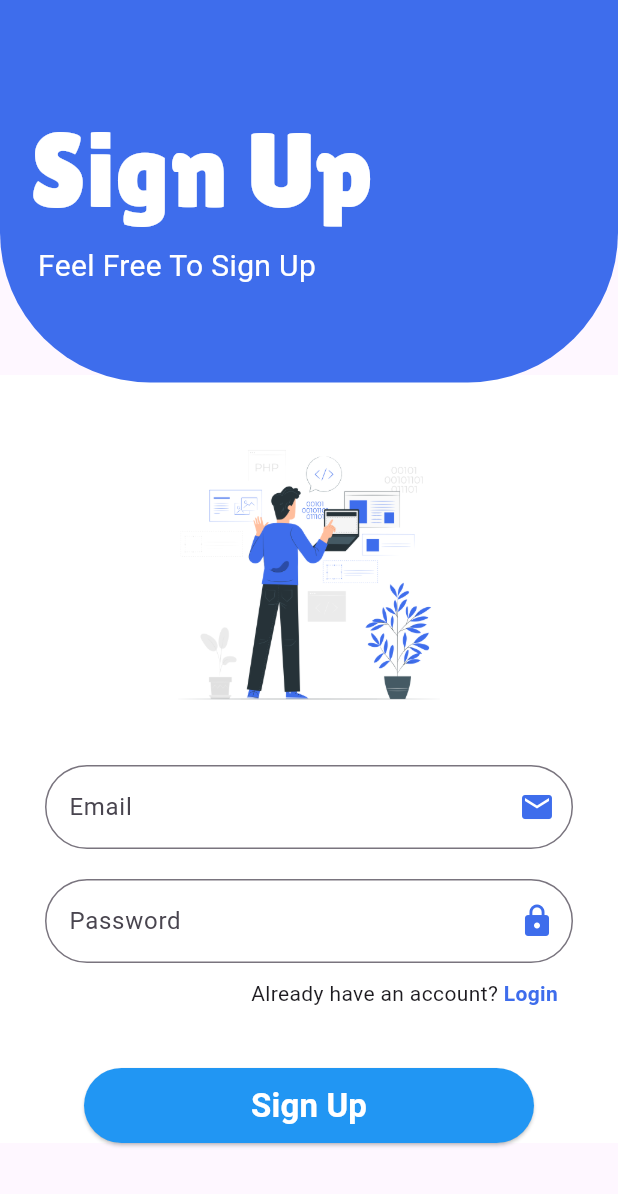
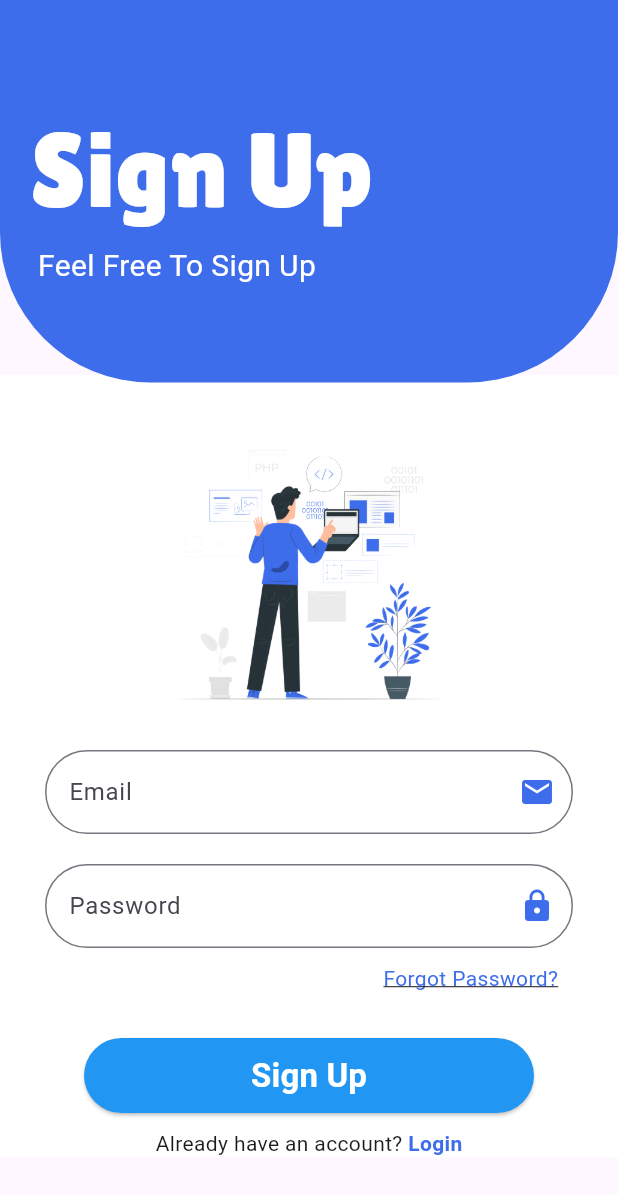
Before and after one commit to Arslan4546/Firebase-Authentication-App, a Flutter app: the screen it shows after launch, after a tap on "Sign up", on a phone screen of 412 x 824 dp. Shown: the top 1194 px of the screen. Run offline on Flutter 3.47's test engine with Material 3 defaults, Android fonts, the phone set to English and light mode, and no system bars; our stand-ins replace firebase_auth, firebase_core, flutter_spinkit, google_fonts; accounts and stored records are empty.

Commit message:
update project

```diff
--- a/lib/loadingScreen.dart
+++ b/lib/loadingScreen.dart
@@ -1,8 +1,11 @@
 import 'dart:async';
+import 'package:firebase_auth/firebase_auth.dart';
 import 'package:firebase_authentication_app/loginScreen.dart';
 import 'package:flutter/material.dart';
 import 'package:flutter_spinkit/flutter_spinkit.dart';
-import 'package:google_fonts/google_fonts.dart';
+
+
+import 'homeScreen.dart';
 
 
 class LoadingScreen extends StatefulWidget {
@@ -15,13 +18,30 @@ class LoadingScreen extends StatefulWidget {
 
 class _LoadingScreenState extends State<LoadingScreen> {
 
+  Future checkUser() async {
+
+    final user = FirebaseAuth.instance.currentUser;
+
+    if(user != null){
+
+      Timer(const Duration(seconds: 5), () {
+        Navigator.pushReplacement(context, MaterialPageRoute(builder: (context)=> const HomeScreen()));
+
+      });
+    }else{
+
+      Timer(const Duration(seconds: 5), () {
+        Navigator.push(context, MaterialPageRoute(builder: (context)=> const LoginScreen()));
+
+      });
+    }
+  }
+
   @override
   void initState() {
     // TODO: implement initState
     super.initState();
-    Timer(const Duration(seconds: 3), () {
-      Navigator.push(context, MaterialPageRoute(builder: (context)=> const  LoginScreen()));
-    });
+    checkUser();
   }
 
 
--- a/lib/loginScreen.dart
+++ b/lib/loginScreen.dart
@@ -1,4 +1,5 @@
 import 'package:firebase_auth/firebase_auth.dart';
+import 'package:firebase_authentication_app/forget_password.dart';
 import 'package:firebase_authentication_app/signupScreen.dart';
 import 'package:flutter/material.dart';
 import 'package:google_fonts/google_fonts.dart';
@@ -100,7 +101,7 @@ class _LoginScreenState extends State<LoginScreen> {
 
                         ),
                       ),
-                    const   SizedBox(height: 20,),
+                    const   SizedBox(height: 10,),
                       UseAbleComp.customTextFormField(
                           controller: emailController,
                           text: "Email",
@@ -111,11 +112,37 @@ class _LoginScreenState extends State<LoginScreen> {
                           text: "Password",
                           iconData: Icons.lock,
                           toHide: true),
-
                       Padding(
-                        padding: const EdgeInsets.symmetric(horizontal: 48.0),
+                        padding: const EdgeInsets.symmetric(horizontal: 40.0),
                         child: Row(
                           mainAxisAlignment: MainAxisAlignment.end,
+                          children: [
+                            InkWell(
+                              onTap: (){
+                                    Navigator.push(context, MaterialPageRoute(builder: (context)=> ForgetScreen()));
+                              },
+                              child: const Text("Forgot Password?", style: TextStyle(
+                                color: Color(0xff3E6DEC),
+                                decoration: TextDecoration.underline,
+                              ),),
+                            )
+                          ],
+                        ),
+                      ),
+
+
+                     const  SizedBox(height: 30,),
+
+                      UseAbleComp.customButton("Login", () {
+
+                        SignIn(emailController.text.toString(), passwordController.text.toString());
+
+                      }),
+                      const  SizedBox(height: 10,),
+                      Padding(
+                        padding: const EdgeInsets.symmetric(horizontal: 20.0),
+                        child: Row(
+                          mainAxisAlignment: MainAxisAlignment.center,
                           children: [
                             const  Text("Don't have an account? "),
                             InkWell(
@@ -123,9 +150,9 @@ class _LoginScreenState extends State<LoginScreen> {
                                 Navigator.push(context, MaterialPageRoute(builder: (context)=>const SignUpScreen()));
                               },
                               child:const  Text("Sign up",style: TextStyle(
-                                fontSize: 14,
-                                color: Color(0xff3E6DEC),
-                                fontWeight: FontWeight.bold
+                                  fontSize: 14,
+                                  color: Color(0xff3E6DEC),
+                                  fontWeight: FontWeight.bold
 
 
                               ),),
@@ -133,13 +160,7 @@ class _LoginScreenState extends State<LoginScreen> {
                           ],
                         ),
                       ),
-                     const  SizedBox(height: 40,),
 
-                      UseAbleComp.customButton("Login", () {
-
-                        SignIn(emailController.text.toString(), passwordController.text.toString());
-
-                      }),
                     ],
 
 
--- a/lib/signupScreen.dart
+++ b/lib/signupScreen.dart
@@ -5,6 +5,7 @@ import 'package:flutter/material.dart';
 import 'package:google_fonts/google_fonts.dart';
 
 import 'components/compCollections.dart';
+import 'forget_password.dart';
 
 class SignUpScreen extends StatefulWidget {
   const SignUpScreen({super.key});
@@ -73,7 +74,7 @@ userCredential = await FirebaseAuth.instance.createUserWithEmailAndPassword(emai
 
                         ),
                       ),
-                      const   SizedBox(height: 20,),
+                      const   SizedBox(height: 10,),
                       UseAbleComp.customTextFormField(
                           controller: emailController,
                           text: "Email",
@@ -84,11 +85,35 @@ userCredential = await FirebaseAuth.instance.createUserWithEmailAndPassword(emai
                           text: "Password",
                           iconData: Icons.lock,
                           toHide: true),
-
                       Padding(
                         padding: const EdgeInsets.symmetric(horizontal: 40.0),
                         child: Row(
                           mainAxisAlignment: MainAxisAlignment.end,
+                          children: [
+                            InkWell(
+                              onTap: (){
+                                Navigator.push(context, MaterialPageRoute(builder: (context)=> const ForgetScreen()));
+                              },
+                              child: const Text("Forgot Password?", style: TextStyle(
+                                color: Color(0xff3E6DEC),
+                                decoration: TextDecoration.underline,
+                              ),),
+                            )
+                          ],
+                        ),
+                      ),
+
+
+                      const  SizedBox(height: 30,),
+
+                      UseAbleComp.customButton("Sign Up", () {
+                        SignUp(emailController.text.toString(),passwordController.text.toString());
+                      }),
+                const  SizedBox(height: 10,),
+                      Padding(
+                        padding: const EdgeInsets.symmetric(horizontal: 40.0),
+                        child: Row(
+                          mainAxisAlignment: MainAxisAlignment.center,
                           children: [
                             const  Text("Already have an account? "),
                             InkWell(
@@ -106,11 +131,6 @@ userCredential = await FirebaseAuth.instance.createUserWithEmailAndPassword(emai
                           ],
                         ),
                       ),
-                      const  SizedBox(height: 40,),
-
-                      UseAbleComp.customButton("Sign Up", () {
-                        SignUp(emailController.text.toString(),passwordController.text.toString());
-                      }),
                     ],
 
 
```
Also changed, not shown: lib/forget_password.dart (added, +59 -0 lines), lib/homeScreen.dart (+25 -6 lines).
